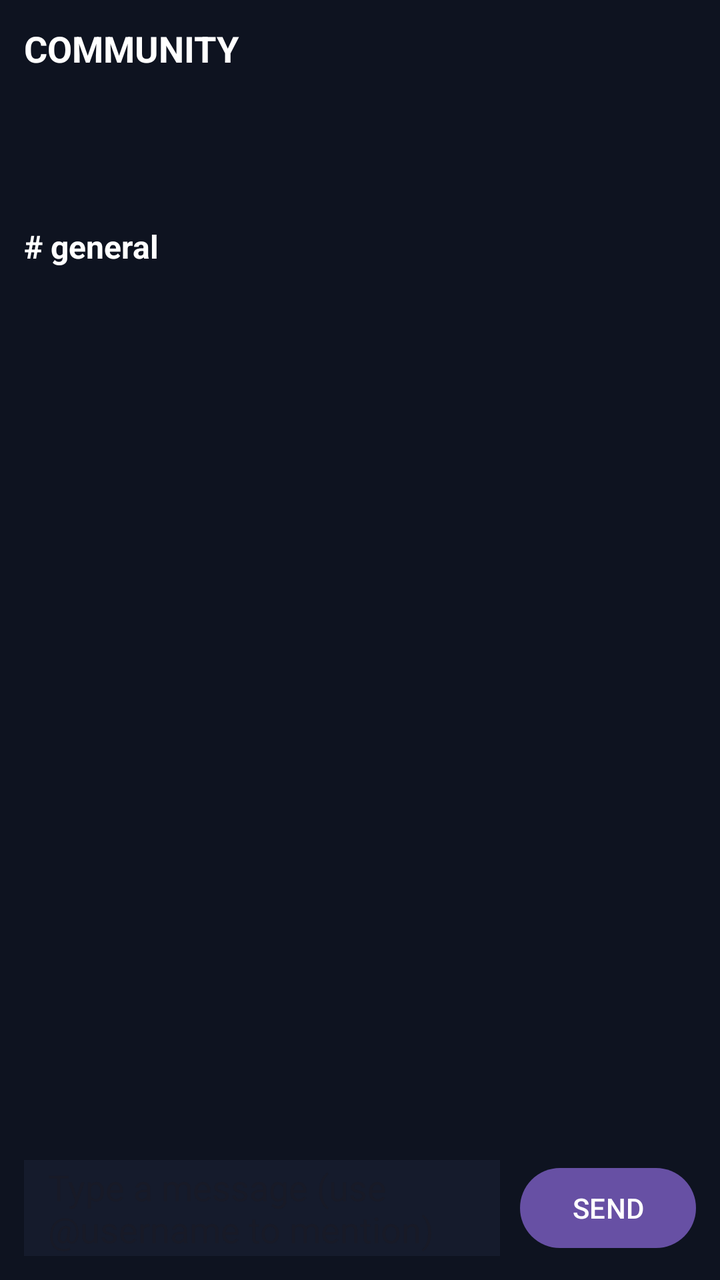
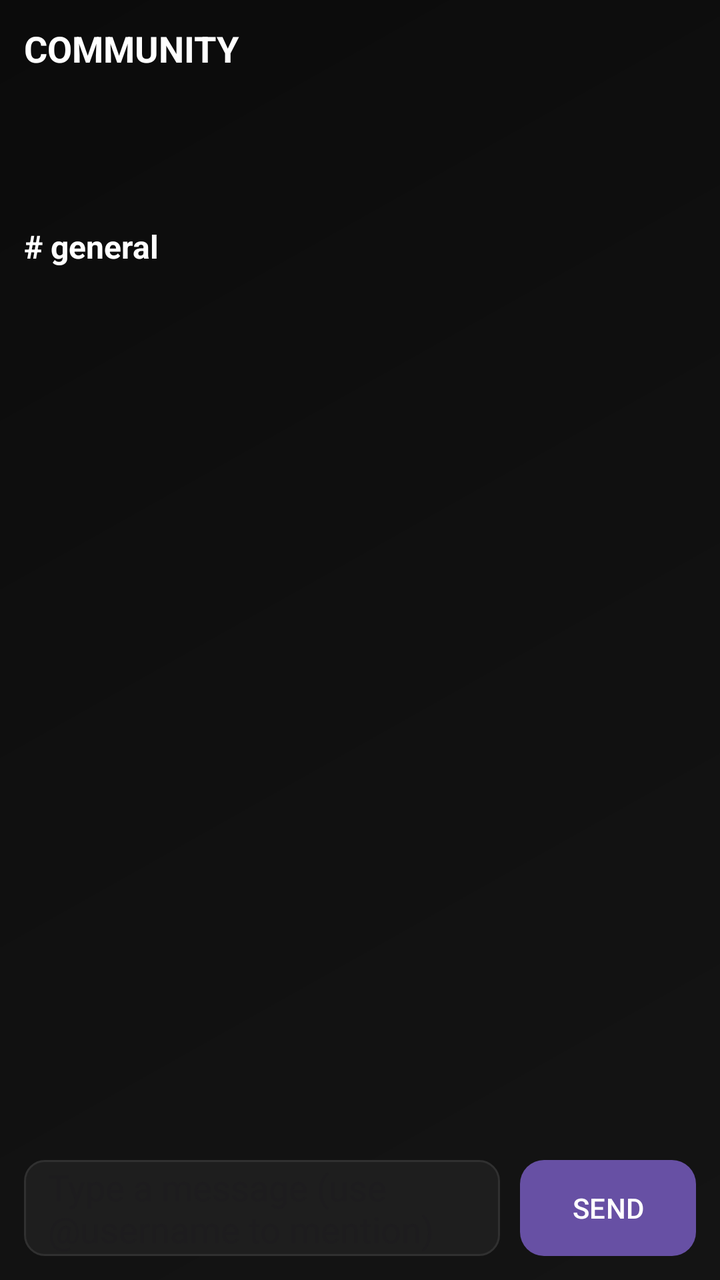

The first picture is an Android layout as it rendered before a commit; the second is the same layout after the commit. The layout source and the unified diff follow.
<!-- AndroidManifest.xml: application theme Theme.Network24 -->
<!-- res/layout/activity_chat_hub.xml -->
<?xml version="1.0" encoding="utf-8"?>
<androidx.constraintlayout.widget.ConstraintLayout
    xmlns:android="http://schemas.android.com/apk/res/android"
    xmlns:app="http://schemas.android.com/apk/res-auto"
    android:layout_width="match_parent"
    android:layout_height="match_parent"
    android:background="#0E1320"
    android:padding="12dp">

    <TextView
        android:id="@+id/tvHeader"
        android:layout_width="0dp"
        android:layout_height="wrap_content"
        android:text="COMMUNITY"
        android:textColor="#FFFFFF"
        android:textSize="18sp"
        android:textStyle="bold"
        app:layout_constraintTop_toTopOf="parent"
        app:layout_constraintStart_toStartOf="parent"
        app:layout_constraintEnd_toEndOf="parent"/>

    <androidx.recyclerview.widget.RecyclerView
        android:id="@+id/rvRooms"
        android:layout_width="0dp"
        android:layout_height="56dp"
        android:layout_marginTop="10dp"
        android:clipToPadding="false"
        android:overScrollMode="never"
        app:layout_constraintTop_toBottomOf="@id/tvHeader"
        app:layout_constraintStart_toStartOf="parent"
        app:layout_constraintEnd_toEndOf="parent"/>

    <TextView
        android:id="@+id/tvRoomTitle"
        android:layout_width="0dp"
        android:layout_height="wrap_content"
        android:layout_marginTop="10dp"
        android:text="# general"
        android:textColor="#FFFFFF"
        android:textStyle="bold"
        android:textSize="16sp"
        app:layout_constraintTop_toBottomOf="@id/rvRooms"
        app:layout_constraintStart_toStartOf="parent"
        app:layout_constraintEnd_toEndOf="parent"/>

    <androidx.recyclerview.widget.RecyclerView
        android:id="@+id/rvMessages"
        android:layout_width="0dp"
        android:layout_height="0dp"
        android:layout_marginTop="8dp"
        android:clipToPadding="false"
        android:paddingBottom="10dp"
        app:layout_constraintTop_toBottomOf="@id/tvRoomTitle"
        app:layout_constraintBottom_toTopOf="@id/bottomBar"
        app:layout_constraintStart_toStartOf="parent"
        app:layout_constraintEnd_toEndOf="parent"/>

    <LinearLayout
        android:id="@+id/bottomBar"
        android:layout_width="0dp"
        android:layout_height="wrap_content"
        android:orientation="vertical"
        android:paddingTop="8dp"
        app:layout_constraintBottom_toBottomOf="parent"
        app:layout_constraintStart_toStartOf="parent"
        app:layout_constraintEnd_toEndOf="parent">

        <LinearLayout
            android:id="@+id/replyBar"
            android:layout_width="match_parent"
            android:layout_height="wrap_content"
            android:orientation="horizontal"
            android:gravity="center_vertical"
            android:paddingStart="10dp"
            android:paddingEnd="6dp"
            android:paddingTop="5dp"
            android:paddingBottom="5dp"
            android:background="#151B2C"
            android:visibility="gone">

            <TextView
                android:id="@+id/tvReplyPreview"
                android:layout_width="0dp"
                android:layout_height="wrap_content"
                android:layout_weight="1"
                android:text="↩ Replying to John\nOriginal message"
                android:textColor="#AFC7EA"
                android:textSize="11sp"
                android:maxLines="2"
                android:ellipsize="end" />

            <Button
                android:id="@+id/btnCancelReply"
                android:layout_width="wrap_content"
                android:layout_height="36dp"
                android:text="×"
                android:textSize="18sp"
                android:minWidth="44dp"
                android:padding="0dp" />
        </LinearLayout>

        <LinearLayout
            android:layout_width="match_parent"
            android:layout_height="wrap_content"
            android:orientation="horizontal"
            android:gravity="center_vertical"
            android:paddingTop="6dp">

            <EditText
                android:id="@+id/etMessage"
                android:layout_width="0dp"
                android:layout_height="48dp"
                android:layout_weight="1"
                android:hint="Type a message (use @username to mention)"
                android:textColor="#FFFFFF"
                android:background="#151B2C"
                android:paddingStart="12dp"
                android:paddingEnd="12dp"
                android:inputType="textCapSentences|textMultiLine"
                android:maxLines="3" />

            <Button
                android:id="@+id/btnSend"
                android:layout_width="wrap_content"
                android:layout_height="48dp"
                android:layout_marginStart="10dp"
                android:text="SEND"
                android:focusable="true"/>
        </LinearLayout>
    </LinearLayout>

</androidx.constraintlayout.widget.ConstraintLayout>
<!-- resources referenced by this layout -->
<resources>
  <style name="Theme.Network24" parent="Base.Theme.Network24" />
  <style name="Base.Theme.Network24" parent="Theme.Material3.DayNight.NoActionBar">
  
          <item name="android:windowBackground">@color/background</item>
  
      </style>
  <color name="background">#101010</color>
</resources>

<!-- the commit's change to res/layout/activity_chat_hub.xml (unified diff, before → after) -->
@@ -4,7 +4,7 @@
     xmlns:app="http://schemas.android.com/apk/res-auto"
     android:layout_width="match_parent"
     android:layout_height="match_parent"
-    android:background="#0E1320"
+    android:background="@drawable/bg_dashboard"
     android:padding="12dp">
 
     <TextView
@@ -75,7 +75,7 @@
             android:paddingEnd="6dp"
             android:paddingTop="5dp"
             android:paddingBottom="5dp"
-            android:background="#151B2C"
+            android:background="@color/card"
             android:visibility="gone">
 
             <TextView
@@ -113,7 +113,7 @@
                 android:layout_weight="1"
                 android:hint="Type a message (use @username to mention)"
                 android:textColor="#FFFFFF"
-                android:background="#151B2C"
+                android:background="@drawable/bg_interactive_chip"
                 android:paddingStart="12dp"
                 android:paddingEnd="12dp"
                 android:inputType="textCapSentences|textMultiLine"
@@ -124,7 +124,9 @@
                 android:layout_width="wrap_content"
                 android:layout_height="48dp"
                 android:layout_marginStart="10dp"
+                android:background="@drawable/bg_primary_action"
                 android:text="SEND"
+                android:textColor="@color/text_primary"
                 android:focusable="true"/>
         </LinearLayout>
     </LinearLayout>
<!-- resource entries referenced after the edit -->
@@ -1,6 +1,41 @@
 <!-- resources referenced by this layout -->
 <resources>
+  <color name="card">#1E1E1E</color>
+  <color name="text_primary">#FFFFFF</color>
+  <!-- drawable bg_dashboard (drawable) -->
+  <?xml version="1.0" encoding="utf-8"?>
+  <shape xmlns:android="http://schemas.android.com/apk/res/android">
+  
+      <gradient
+          android:angle="135"
+          android:startColor="#141414"
+          android:centerColor="#101010"
+          android:endColor="#0B0B0B"/>
+  
+  </shape>
+  <!-- drawable bg_interactive_chip (drawable) -->
+  <?xml version="1.0" encoding="utf-8"?>
+  <selector xmlns:android="http://schemas.android.com/apk/res/android">
+      <item android:state_pressed="true"><shape><solid android:color="@color/selection_surface_pressed"/><corners android:radius="10dp"/><stroke android:width="2dp" android:color="@color/selection_stroke"/></shape></item>
+      <item android:state_hovered="true"><shape><solid android:color="@color/selection_surface"/><corners android:radius="10dp"/><stroke android:width="2dp" android:color="@color/selection_stroke"/></shape></item>
+      <item android:state_focused="true"><shape><solid android:color="@color/selection_surface"/><corners android:radius="10dp"/><stroke android:width="2dp" android:color="@color/selection_stroke"/></shape></item>
+      <item><shape><solid android:color="@color/card"/><corners android:radius="10dp"/><stroke android:width="1dp" android:color="@color/divider"/></shape></item>
+  </selector>
+  <!-- drawable bg_primary_action (drawable) -->
+  <?xml version="1.0" encoding="utf-8"?>
+  <selector xmlns:android="http://schemas.android.com/apk/res/android">
+      <item android:state_pressed="true"><shape><solid android:color="@color/primary_dark"/><corners android:radius="12dp"/></shape></item>
+      <item android:state_hovered="true"><shape><solid android:color="@color/selection_surface"/><corners android:radius="12dp"/><stroke android:width="2dp" android:color="@color/selection_stroke"/></shape></item>
+      <item android:state_focused="true"><shape><solid android:color="@color/selection_surface"/><corners android:radius="12dp"/><stroke android:width="2dp" android:color="@color/selection_stroke"/></shape></item>
+      <item><shape><solid android:color="@color/primary"/><corners android:radius="12dp"/></shape></item>
+  </selector>
   <style name="Theme.Network24" parent="Base.Theme.Network24" />
+  <color name="selection_surface_pressed">#512D31</color>
+  <color name="selection_stroke">#FFFFFF</color>
+  <color name="selection_surface">#3A2528</color>
+  <color name="divider">#303030</color>
+  <color name="primary_dark">#B8141A</color>
+  <color name="primary">#D71920</color>
   <style name="Base.Theme.Network24" parent="Theme.Material3.DayNight.NoActionBar">
   
           <item name="android:windowBackground">@color/background</item>
